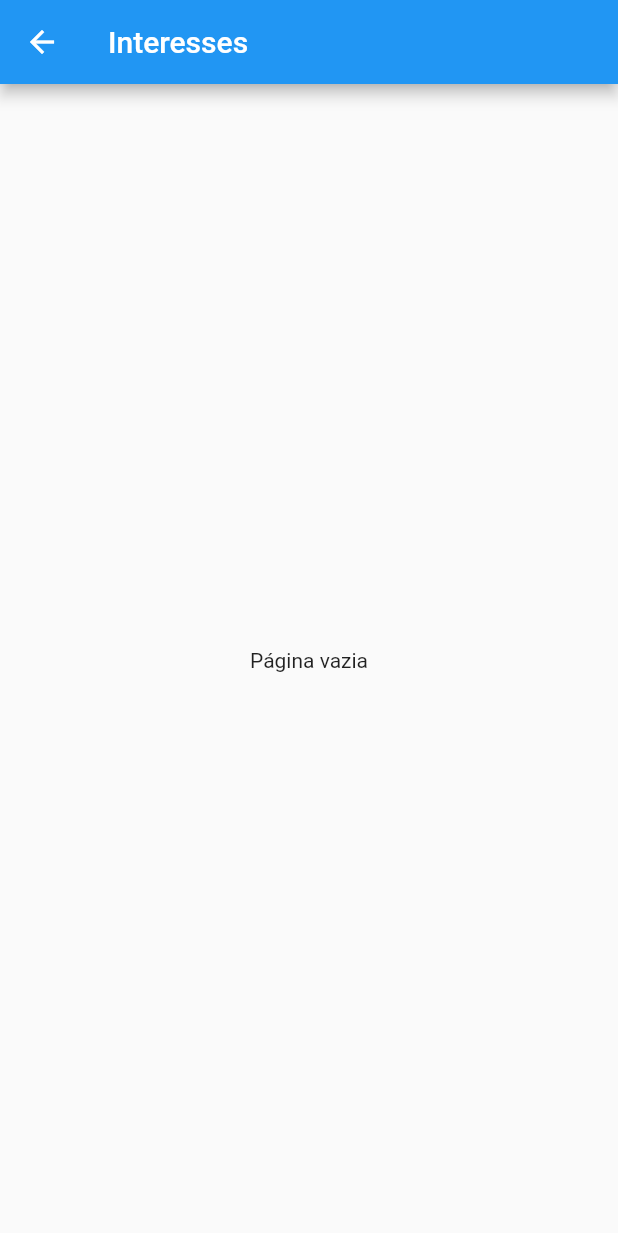
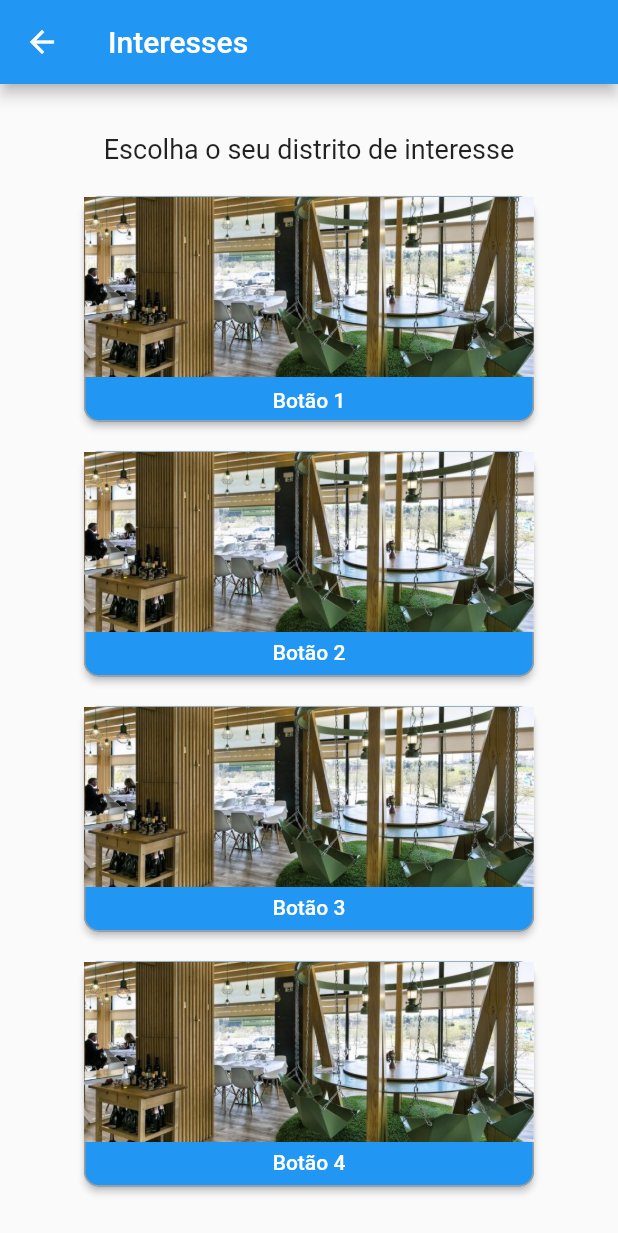
Before and after one commit to JoaoRFigueiredo/IHC_proj, a Flutter app: the Interesses screen opened directly, on a phone screen of 412 x 824 dp. Shown: the top 1233 px of the screen. Run offline on Flutter 3.47's test engine with Material 2 defaults, Android fonts, the phone set to English and light mode, and no system bars; our stand-ins replace firebase_auth, firebase_core, get, google_fonts, image_picker, lottie; missing offline and left inert: flutter_survey, image_card; accounts and stored records are empty.

Commit message:
buttons on interesses page

```diff
--- a/ssd_frontend/lib/Interesses.dart
+++ b/ssd_frontend/lib/Interesses.dart
@@ -1,15 +1,174 @@
 import 'package:flutter/material.dart';
 class Interesses extends StatelessWidget {
   const Interesses({Key? key}) : super(key: key);
+
 
   @override
   Widget build(BuildContext context) {
     return Scaffold(
       appBar: AppBar(
-        title: Text("Interesses"),
+        title: Text('Interesses'),
       ),
       body: Center(
-        child: Text("Página vazia"),
+        child: Column(
+          mainAxisAlignment: MainAxisAlignment.center,
+          children: [
+            Text(
+              "Escolha o seu distrito de interesse\n",
+              style: TextStyle(
+                fontSize: 18,
+              ),
+            ),
+            SizedBox(
+              width: 300,
+              height: 150,
+              child: ElevatedButton(
+                onPressed: () {
+                  // Adicione o código para o onPressed aqui
+                },
+                style: ElevatedButton.styleFrom(
+                  padding: EdgeInsets.zero,
+                  shape: RoundedRectangleBorder(
+                    borderRadius: BorderRadius.circular(10),
+                    side: BorderSide(color: Colors.grey),
+                  ),
+                  alignment: Alignment.center,
+                ),
+                child: Column(
+                  crossAxisAlignment: CrossAxisAlignment.center,
+                  children: [
+                    Image.asset(
+                      'assets/main_images/cafe.jpeg',
+                      width: 300,
+                      height: 120,
+                      fit: BoxFit.cover,
+                    ),
+                    SizedBox(height: 8),
+                    Text(
+                      'Botão 1',
+                      style: TextStyle(fontSize: 14),
+                      textAlign: TextAlign.center,
+                    ),
+                  ],
+                ),
+              ),
+            ),
+
+            //box2
+
+            SizedBox(height: 20),
+            SizedBox(
+              width: 300,
+              height: 150,
+              child: ElevatedButton(
+                onPressed: () {
+                  // Adicione o código para o onPressed aqui
+                },
+                style: ElevatedButton.styleFrom(
+                  padding: EdgeInsets.zero,
+                  shape: RoundedRectangleBorder(
+                    borderRadius: BorderRadius.circular(10),
+                    side: BorderSide(color: Colors.grey),
+                  ),
+                  alignment: Alignment.center,
+                ),
+                child: Column(
+                  crossAxisAlignment: CrossAxisAlignment.center,
+                  children: [
+                    Image.asset(
+                      'assets/main_images/cafe.jpeg',
+                      width: 300,
+                      height: 120,
+                     fit: BoxFit.cover,
+                    ),
+                    SizedBox(height: 6),
+                    Text(
+                      'Botão 2',
+                      style: TextStyle(fontSize: 14),
+                      textAlign: TextAlign.center,
+                    ),
+                  ],
+                ),
+              ),
+            ),
+
+            //box3
+
+            SizedBox(height: 20),
+            SizedBox(
+              width: 300,
+              height: 150,
+              child: ElevatedButton(
+                onPressed: () {
+                  // Adicione o código para o onPressed aqui
+                },
+                style: ElevatedButton.styleFrom(
+                  padding: EdgeInsets.zero,
+                  shape: RoundedRectangleBorder(
+                    borderRadius: BorderRadius.circular(10),
+                    side: BorderSide(color: Colors.grey),
+                  ),
+                  alignment: Alignment.center,
+                ),
+                child: Column(
+                  crossAxisAlignment: CrossAxisAlignment.center,
+                  children: [
+                    Image.asset(
+                      'assets/main_images/cafe.jpeg',
+                      width: 300,
+                      height: 120,
+                      fit: BoxFit.cover,
+                    ),
+                    SizedBox(height: 6),
+                    Text(
+                      'Botão 3',
+                      style: TextStyle(fontSize: 14),
+                      textAlign: TextAlign.center,
+                    ),
+                  ],
+                ),
+              ),
+            ),
+
+            //box4
+            SizedBox(height: 20),
+            SizedBox(
+              width: 300,
+              height: 150,
+              child: ElevatedButton(
+                onPressed: () {
+                  // Adicione o código para o onPressed aqui
+                },
+                style: ElevatedButton.styleFrom(
+                  padding: EdgeInsets.zero,
+                  shape: RoundedRectangleBorder(
+                    borderRadius: BorderRadius.circular(10),
+                    side: BorderSide(color: Colors.grey),
+                  ),
+                  alignment: Alignment.center,
+                ),
+                child: Column(
+                  crossAxisAlignment: CrossAxisAlignment.center,
+                  children: [
+                    Image.asset(
+                      'assets/main_images/cafe.jpeg',
+                      width: 300,
+                      height: 120,
+                      fit: BoxFit.cover,
+                    ),
+                    SizedBox(height: 6),
+                    Text(
+                      'Botão 4',
+                      style: TextStyle(fontSize: 14),
+                      textAlign: TextAlign.center,
+                    ),
+                  ],
+                ),
+              ),
+            ),
+
+          ],
+        ),
       ),
     );
   }
--- a/ssd_frontend/lib/appbar_main.dart
+++ b/ssd_frontend/lib/appbar_main.dart
@@ -52,7 +52,7 @@ class CustomAppBar extends StatelessWidget {
                       MaterialPageRoute(builder: (context) => AboutUS()),
                     );
                     break;
-                  case 'Interesses':
+                  case 'interesses':
                     Navigator.push(
                       context,
                       MaterialPageRoute(builder: (context) => Interesses()),
```
